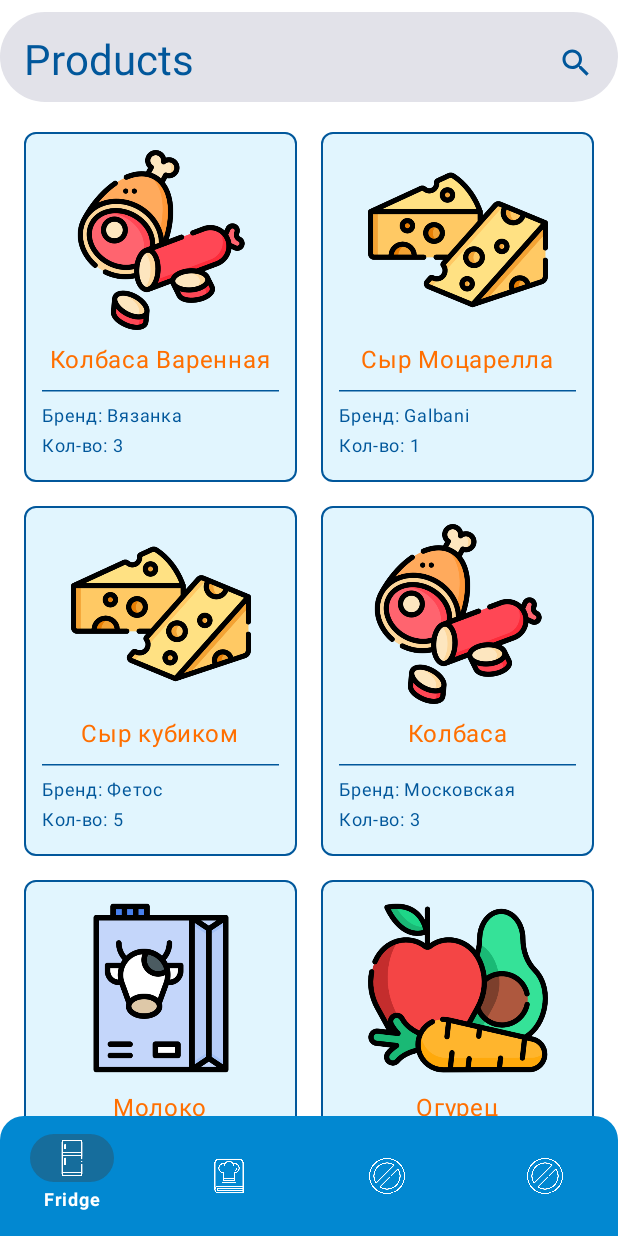
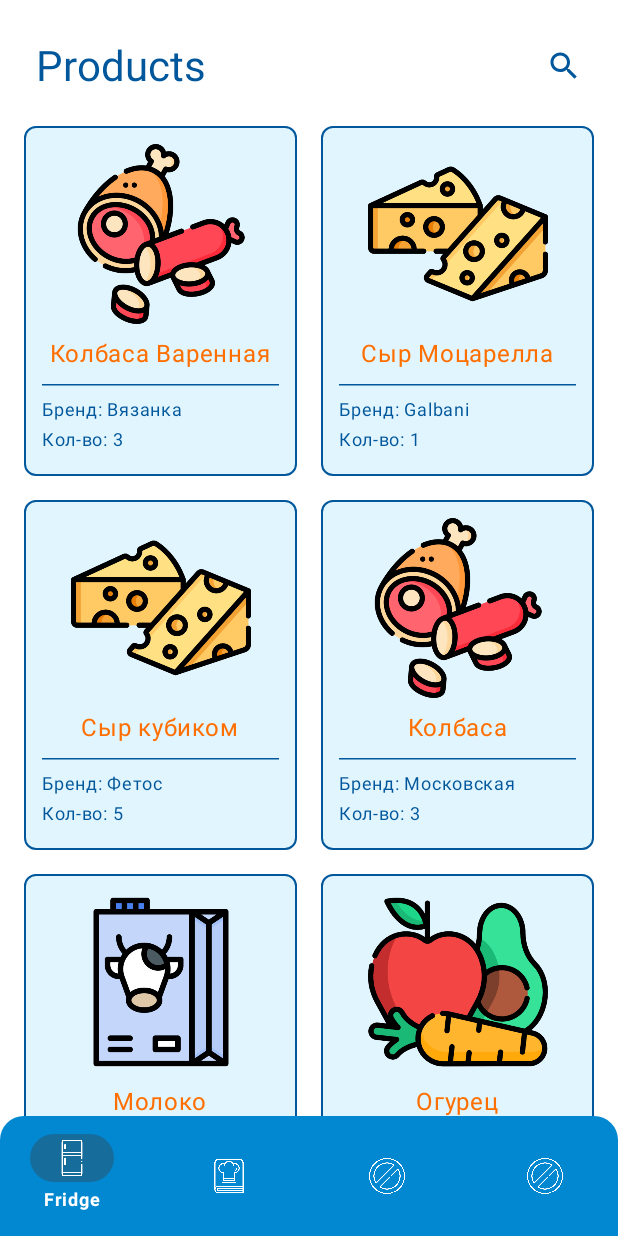
Before and after one commit to SlavaPerryAyeKruchkovenko/FoodieMate, an Android app built with Jetpack Compose: the composable MainScreen shown on its own in the app's theme, on a phone screen of 412 x 824 dp. Run offline under Robolectric (Android 15) with nearby library versions, the phone set to English and light mode, and no system bars.

Commit message:
add searchbar

```diff
--- /dev/null
+++ b/app/src/main/java/com/example/foodiemate/data/SearchData.kt
@@ -0,0 +1,3 @@
+package com.example.foodiemate.data
+
+data class SearchData(val id: String, val name: String)
--- a/app/src/main/java/com/example/foodiemate/ui/navigations/NavigationAppBar.kt
+++ b/app/src/main/java/com/example/foodiemate/ui/navigations/NavigationAppBar.kt
@@ -1,6 +1,8 @@
 package com.example.foodiemate.ui.navigations
 
+import androidx.activity.compose.BackHandler
 import androidx.compose.foundation.background
+import androidx.compose.foundation.border
 import androidx.compose.foundation.clickable
 import androidx.compose.foundation.layout.*
 import androidx.compose.foundation.shape.RoundedCornerShape
@@ -8,102 +10,133 @@ import androidx.compose.material.icons.Icons
 import androidx.compose.material.icons.filled.Search
 import androidx.compose.material3.*
 import androidx.compose.runtime.*
+import androidx.compose.ui.Alignment
 import androidx.compose.ui.Modifier
 import androidx.compose.ui.composed
 import androidx.compose.ui.draw.clip
 import androidx.compose.ui.graphics.Color
+import androidx.compose.ui.res.stringResource
 import androidx.compose.ui.text.TextStyle
-import androidx.compose.ui.text.style.TextOverflow
 import androidx.compose.ui.unit.dp
 import androidx.compose.ui.unit.sp
+import com.example.foodiemate.R
+import com.example.foodiemate.data.SearchData
 import com.example.foodiemate.ui.theme.Blue200
 import com.example.foodiemate.ui.theme.Blue400
 import com.example.foodiemate.ui.theme.Blue700
+import com.example.foodiemate.ui.theme.White
 
-@OptIn(ExperimentalMaterial3Api::class)
 @Composable
-fun NavigationAppBar(searches: List<String>, placeHolder: String) {
+fun NavigationAppBar(searches: List<SearchData>, placeHolder: String) {
     var isActive by remember {
         mutableStateOf(false)
     }
     var queryString by remember {
         mutableStateOf("")
     }
-    SearchBar(
-        modifier = Modifier.fillMaxWidth(),
-        shape = RoundedCornerShape(0.dp),
-        colors = SearchBarDefaults.colors(
-            if (isActive) Blue200 else Color.Transparent,
-            Color.Transparent,
-            TextFieldDefaults.colors(
-                focusedTextColor = Blue700
-            )
-        ),
-        query = queryString,
-        onQueryChange = {
-            queryString = it
-        },
-        onSearch = {
-            isActive = false
-        },
-        active = isActive,
-        onActiveChange = {
-            isActive = it
-        },
-        placeholder = {
-            if (!isActive) Text(
+    val filteredSearches = remember(queryString) {
+        searches.filter {
+            queryString.isEmpty() || it.name.contains(queryString, ignoreCase = true)
+        }
+    }
+    if (!isActive) {
+        Row(
+            verticalAlignment = Alignment.CenterVertically,
+            horizontalArrangement = Arrangement.SpaceBetween,
+            modifier = Modifier
+                .fillMaxWidth()
+                .height(64.dp)
+                .padding(top = 24.dp, start = 24.dp, end = 24.dp)
+        ) {
+            Text(
                 text = placeHolder,
                 color = Blue700,
                 fontSize = 28.sp,
                 style = TextStyle(lineHeight = 28.sp),
-                overflow = TextOverflow.Visible,
                 modifier = Modifier
-                    .height(28.dp)
-            ) else {
-                Text(text = placeHolder)
+            )
+            Icon(
+                imageVector = Icons.Default.Search,
+                contentDescription = null,
+                modifier = Modifier
+                    .size(24.dp)
+                    .clickable { isActive = true },
+                tint = Blue700
+            )
         }
+    } else {
+        Box(
+            modifier = Modifier
+                .fillMaxSize()
+                .background(Blue200)
+        ) {
+            Column(
+                modifier = Modifier
+                    .fillMaxSize()
+                    .padding(top = 24.dp, start = 16.dp, end = 16.dp)
+            ) {
+                TextField(
+                    value = queryString,
+                    onValueChange = {
+                        queryString = it
                     },
-        leadingIcon = null,
+                    placeholder = {
+                        Text(
+                            stringResource(id = R.string.search_more),
+                            fontSize = 14.sp,
+                            color = Blue400
+                        )
+                    },
+                    modifier = Modifier
+                        .fillMaxWidth()
+                        .border(1.dp, Blue700, RoundedCornerShape(8.dp)),
+                    shape = RoundedCornerShape(8.dp),
+                    enabled = isActive,
+                    textStyle = TextStyle(fontSize = 14.sp, lineHeight = 20.sp),
                     trailingIcon = {
                         Icon(
                             imageVector = Icons.Default.Search,
                             contentDescription = null,
                             modifier = Modifier
-                    .size(24.dp)
-                    .offset(0.dp, 4.dp),
+                                .size(24.dp),
                             tint = Blue700
                         )
-        }
+                    },
+                    colors = TextFieldDefaults.colors(
+                        focusedTextColor = Blue700,
+                        focusedContainerColor = White,
+                        disabledContainerColor = White,
+                        unfocusedContainerColor = White,
+                        focusedIndicatorColor = Color.Transparent,
+                        unfocusedIndicatorColor = Color.Transparent,
+                        disabledIndicatorColor = Color.Transparent
+                    )
+                )
+                Column(
+                    modifier = Modifier
+                        .fillMaxWidth()
+                        .padding(top = 20.dp)
                 ) {
-        searches.forEach {
-            var isSelected by remember {
-                mutableStateOf(false)
-            }
+                    filteredSearches.forEach {
+                        var isSelected by remember { mutableStateOf(false) }
                         val defaultModifier = Modifier
                             .fillMaxWidth()
-                .padding(horizontal = 24.dp)
-                .clickable {
-                    isSelected = true
-                }
+                            .clickable { isSelected = true }// обычное изменение
                         val selectModifier = Modifier
                             .clip(RoundedCornerShape(8.dp))
-                .background(Blue400)
+                            .background(Blue400) //Если по колонке нажали
                         Column(
-                modifier = defaultModifier
-                    .composed {
-                        if (isSelected) selectModifier else Modifier
-                    }
-
+                            modifier = defaultModifier.composed { if (isSelected) selectModifier else Modifier }
                         ) {
                             Text(
-                    text = it,
+                                text = it.name,
                                 modifier = Modifier
                                     .padding(vertical = 12.dp, horizontal = 8.dp)
                                     .fillMaxWidth(),
                                 color = Blue700
                             )
-                if (!isSelected) HorizontalDivider(
-                    color = Blue400,
+                            HorizontalDivider(
+                                color = if (!isSelected) Blue400 else Color.Transparent,
                                 modifier = Modifier
                                     .height(1.dp)
                                     .fillMaxWidth()
@@ -111,4 +144,10 @@ fun NavigationAppBar(searches: List<String>, placeHolder: String) {
                         }
                     }
                 }
+                BackHandler {
+                    isActive = false
                 }
+            }
+        }
+    }
+}
--- a/app/src/main/java/com/example/foodiemate/ui/screens/FridgeScreen.kt
+++ b/app/src/main/java/com/example/foodiemate/ui/screens/FridgeScreen.kt
@@ -14,6 +14,7 @@ import androidx.compose.ui.unit.dp
 import com.example.foodiemate.R
 import com.example.foodiemate.data.FridgeProduct
 import com.example.foodiemate.data.IndexObject
+import com.example.foodiemate.data.SearchData
 import com.example.foodiemate.network.Mock
 import com.example.foodiemate.ui.navigations.NavigationAppBar
 import com.example.foodiemate.ui.product.FridgeProductView
@@ -30,7 +31,7 @@ fun FridgeScreen() {
                 .fillMaxSize()
         ) {
             NavigationAppBar(
-                products.map { it.product.name },
+                products.map { SearchData(it.id, it.product.name) },
                 stringResource(id = R.string.products)
             )
             LazyVerticalGrid(
--- a/app/src/main/res/values/strings.xml
+++ b/app/src/main/res/values/strings.xml
@@ -5,4 +5,5 @@
     <string name="fridge">Fridge</string>
     <string name="none">None</string>
     <string name="products">Products</string>
+    <string name="search_more">Search…</string>
 </resources>
```
Lines whose indentation alone changed are shown as unchanged.
